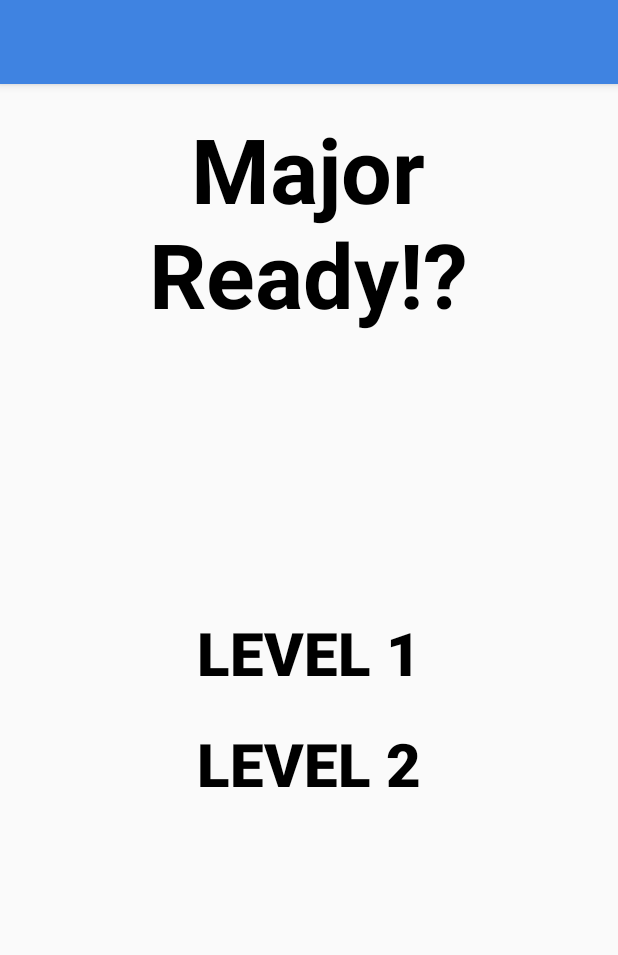
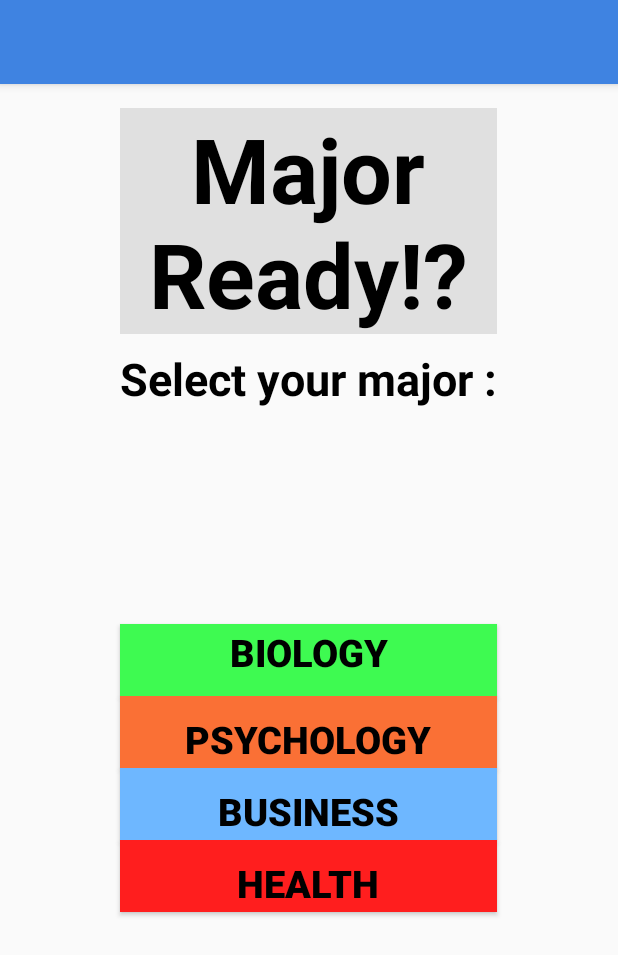
Before and after one commit to skarpath/MajorReady, an Android app: the screen it shows after launch (MainActivity), on a phone screen of 412 x 824 dp. Shown: the top 955 px of the screen. Run offline under Robolectric (Android 15) with nearby library versions, the phone set to English and light mode, and no system bars.

Commit message:
Update version 0.3

```diff
--- a/app/src/main/java/com/stephenk/majorready/MainActivity.java
+++ b/app/src/main/java/com/stephenk/majorready/MainActivity.java
@@ -17,10 +17,6 @@ public class MainActivity extends AppCompatActivity {
     protected void onCreate(Bundle savedInstanceState) {
         super.onCreate(savedInstanceState);
         setContentView(R.layout.activity_main);
-
-
-        Toast.makeText(getApplicationContext(),"THIS IS 1" ,Toast.LENGTH_SHORT).show();
-
 
 
         //Button Code
--- a/app/src/main/res/layout/content_main.xml
+++ b/app/src/main/res/layout/content_main.xml
@@ -20,37 +20,84 @@
         android:text="Major\nReady!?"
         android:id="@+id/maMajorReadytxt"
         android:layout_alignParentTop="true"
-        android:layout_centerHorizontal="true"
         android:textSize="60dp"
         android:textAlignment="center"
         android:textStyle="bold"
-        android:textColor="#000000" />
+        android:textColor="#000000"
+        android:layout_alignEnd="@+id/textView13"
+        android:layout_alignStart="@+id/textView13"
+        android:background="#e0e0e0" />
 
     <Button
         android:layout_width="wrap_content"
         android:layout_height="wrap_content"
-        android:text="Level 1"
+        android:text="@string/TitleBiology"
         android:id="@+id/maLvl1btn"
         android:layout_centerVertical="true"
-        android:layout_centerHorizontal="true"
         android:textStyle="bold"
-        android:textSize="40dp"
+        android:textSize="25dp"
         android:ellipsize="middle"
         android:paddingBottom="10dp"
-        android:background="#00ffffff"
-        android:textColor="#000000" />
+        android:background="#3efa51"
+        android:textColor="#000000"
+        android:layout_alignEnd="@+id/maLvl2btn"
+        android:layout_alignStart="@+id/maLvl2btn"
+        android:alpha="1" />
 
     <Button
         android:layout_width="wrap_content"
         android:layout_height="wrap_content"
-        android:text="Level 2"
+        android:text="@string/TitlePsychology"
         android:id="@+id/maLvl2btn"
-        android:layout_below="@+id/maLvl1btn"
-        android:layout_centerHorizontal="true"
         android:textColor="#000000"
         android:textStyle="bold"
-        android:textSize="40dp"
-        android:background="#00ffffff"
-        android:paddingTop="10dp" />
+        android:textSize="25dp"
+        android:background="#fa7035"
+        android:paddingTop="10dp"
+        android:layout_below="@+id/maLvl1btn"
+        android:layout_alignEnd="@+id/textView13"
+        android:layout_alignStart="@+id/textView13" />
+
+    <TextView
+        android:layout_width="wrap_content"
+        android:layout_height="60dp"
+        android:textAppearance="?android:attr/textAppearanceMedium"
+        android:text="Select your major :"
+        android:id="@+id/textView13"
+        android:textSize="30dp"
+        android:textAlignment="center"
+        android:textStyle="bold"
+        android:textColor="#000000"
+        android:layout_below="@+id/maMajorReadytxt"
+        android:layout_centerHorizontal="true"
+        android:gravity="fill_vertical" />
+
+    <Button
+        android:layout_width="wrap_content"
+        android:layout_height="wrap_content"
+        android:text="@string/BtnBusiness"
+        android:id="@+id/button2"
+        android:textColor="#000000"
+        android:textStyle="bold"
+        android:textSize="25dp"
+        android:background="#6eb7ff"
+        android:paddingTop="10dp"
+        android:layout_below="@+id/maLvl2btn"
+        android:layout_alignEnd="@+id/maLvl1btn"
+        android:layout_alignStart="@+id/maLvl2btn" />
+
+    <Button
+        android:layout_width="wrap_content"
+        android:layout_height="wrap_content"
+        android:text="@string/btnHealth"
+        android:id="@+id/button3"
+        android:textColor="#000000"
+        android:textStyle="bold"
+        android:textSize="25dp"
+        android:background="#ff1e1e"
+        android:paddingTop="10dp"
+        android:layout_below="@+id/button2"
+        android:layout_alignStart="@+id/maLvl2btn"
+        android:layout_alignEnd="@+id/button2" />
 
 </RelativeLayout>
--- a/app/src/main/res/values/strings.xml
+++ b/app/src/main/res/values/strings.xml
@@ -9,4 +9,8 @@
     <string name="titleIF">if</string>
     <string name="titlethen">then</string>
     <string name="btnNext">Next</string>
+    <string name="TitleBiology">Biology</string>
+    <string name="TitlePsychology">Psychology</string>
+    <string name="BtnBusiness">Business</string>
+    <string name="btnHealth">Health</string>
 </resources>
```
